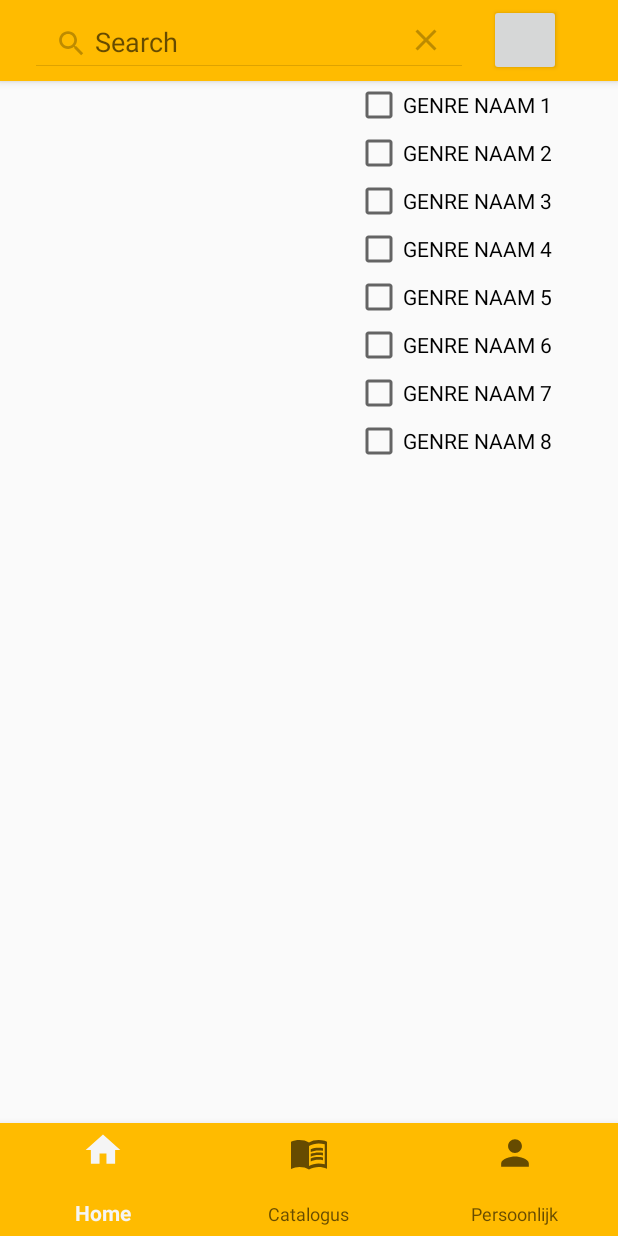
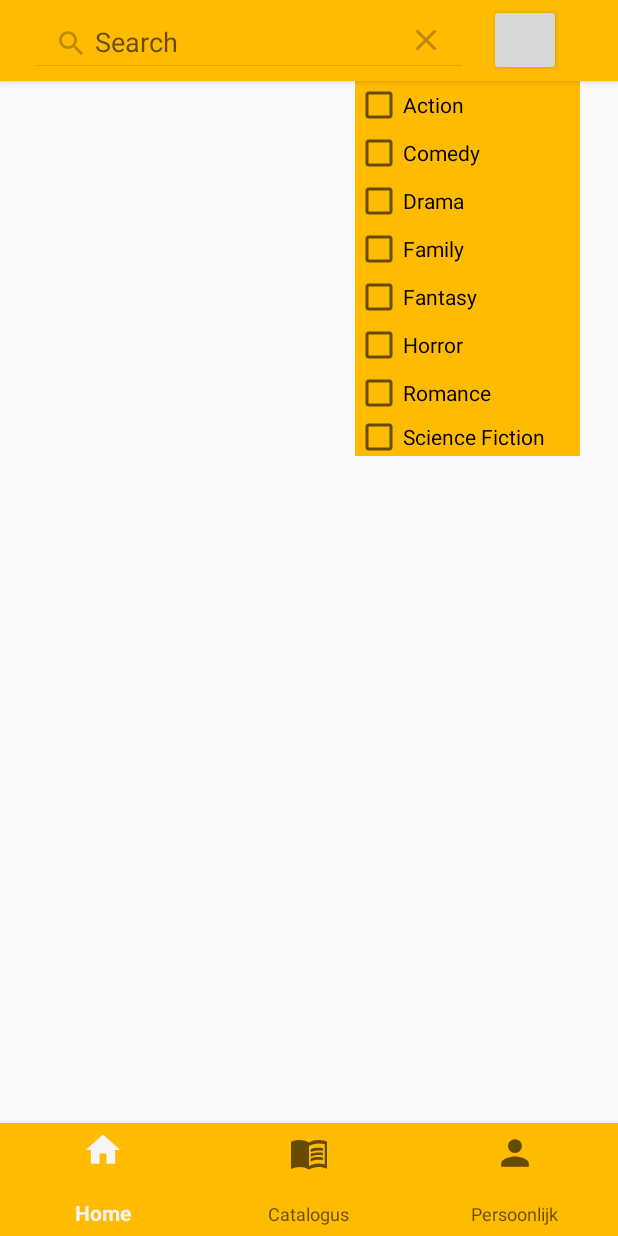
Before and after one commit to Jochem-tb/MovieRadar, an Android app: the screen it shows after launch (Catalogus), after a tap on an icon or button, on a phone screen of 412 x 824 dp. Run offline under Robolectric (Android 15) with nearby library versions, the light colour scheme and no system bars; our stand-ins replace Picasso; pictures from the network do not load; 1 other tap on this screen came first.

Commit message:
Catalogus Genre options improved, almost working

```diff
--- a/app/src/main/java/com/example/movieradar/Catalogus.java
+++ b/app/src/main/java/com/example/movieradar/Catalogus.java
@@ -66,14 +66,6 @@ public class Catalogus extends AppCompatActivity implements MovieApiTask.OnNewMo
         lCatalogusCheckboxes = findViewById(R.id.lCatalogusCheckboxes);
         lCatalogusCheckboxes.setVisibility(View.GONE);
 
-        int numCheckBox = 8;
-        //Plaats numCheckBox CheckBoxen in de Containter
-        for (int i = 0; i < numCheckBox; i++) {
-            CheckBox checkBox = new CheckBox(this);
-            //TODO Methode voor ophalen genre naam
-            checkBox.setText("GENRE NAAM " + (i + 1));
-            lCatalogusCheckboxes.addView(checkBox);
-        }
 
         svCatalogus = findViewById(R.id.svCatalogus);
         svCatalogus.setOnQueryTextListener(new SearchView.OnQueryTextListener() {
@@ -89,7 +81,13 @@ public class Catalogus extends AppCompatActivity implements MovieApiTask.OnNewMo
             }
         });
 
-
+        int numCheckBox = 8;
+        //Plaats numCheckBox CheckBoxen in de Containter
+        for (int i = 1; i <= numCheckBox; i++) {
+            CheckBox checkBox = new CheckBox(this);
+            checkBox.setText(getGenreName(i));
+            lCatalogusCheckboxes.addView(checkBox);
+        }
 
         bFilterMenuToggle = findViewById(R.id.bFilterMenuToggle);
         bFilterMenuToggle.setOnClickListener(new View.OnClickListener() {
@@ -105,6 +103,7 @@ public class Catalogus extends AppCompatActivity implements MovieApiTask.OnNewMo
                             if (checkBox.isChecked()) {
                                 Log.d(LOG_TAG, "Checkbox " + (i + 1) + " is checked");
                                 checkedBoxes.add(i);
+                                catalogusAdapter.notifyDataSetChanged();
                             } else {
                                 Log.d(LOG_TAG, "Checkbox " + (i + 1) + " is not checked");
                             }
@@ -194,5 +193,37 @@ public class Catalogus extends AppCompatActivity implements MovieApiTask.OnNewMo
         Log.i(LOG_TAG, "Movies added to recyclerview");
     }
 
+    public String getGenreName(int i) {
 
+        String genre = "";
+
+        switch (i) {
+            case 1:
+                genre = "Action";
+                break;
+            case 2:
+                genre = "Comedy";
+                break;
+            case 3:
+                genre = "Drama";
+                break;
+            case 4:
+                genre = "Family";
+                break;
+            case 5:
+                genre = "Fantasy";
+                break;
+            case 6:
+                genre = "Horror";
+                break;
+            case 7:
+                genre = "Romance";
+                break;
+            case 8:
+                genre = "Science Fiction";
+                break;
+        }
+
+        return genre;
+    }
 }
--- a/app/src/main/res/layout/catalogus.xml
+++ b/app/src/main/res/layout/catalogus.xml
@@ -59,14 +59,14 @@
     <LinearLayout
         android:id="@+id/lCatalogusCheckboxes"
         android:layout_width="150dp"
-        android:layout_height="300dp"
+        android:layout_height="250dp"
+        android:background="@color/orange"
         android:layout_below="@+id/tbCatalogus"
         android:layout_alignParentEnd="true"
         android:layout_marginTop="0dp"
         android:layout_marginEnd="25dp"
         android:orientation="vertical">
 
-
     </LinearLayout>
 
 
```
Also changed, not shown: app/src/main/java/com/example/movieradar/CatalogusAdapter.java (+69 -5 lines).
